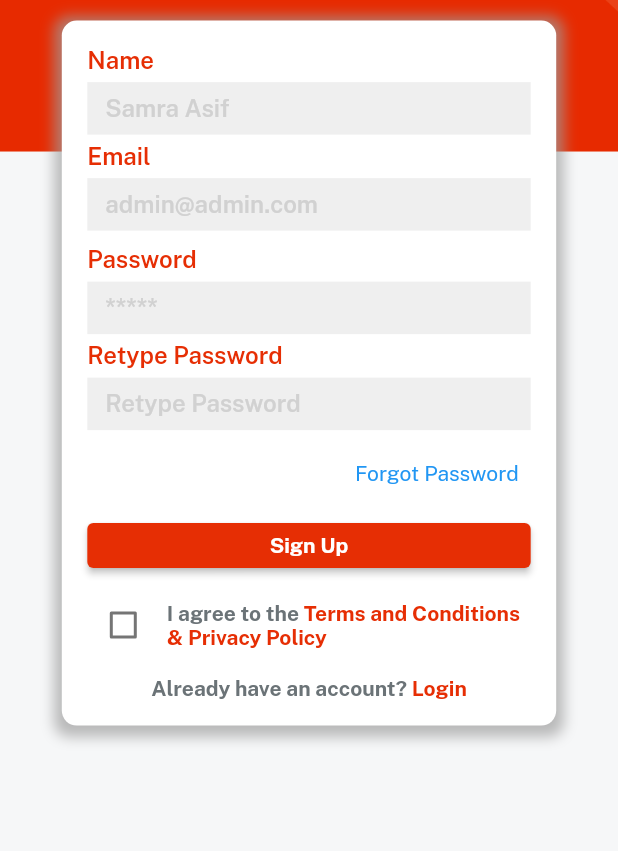
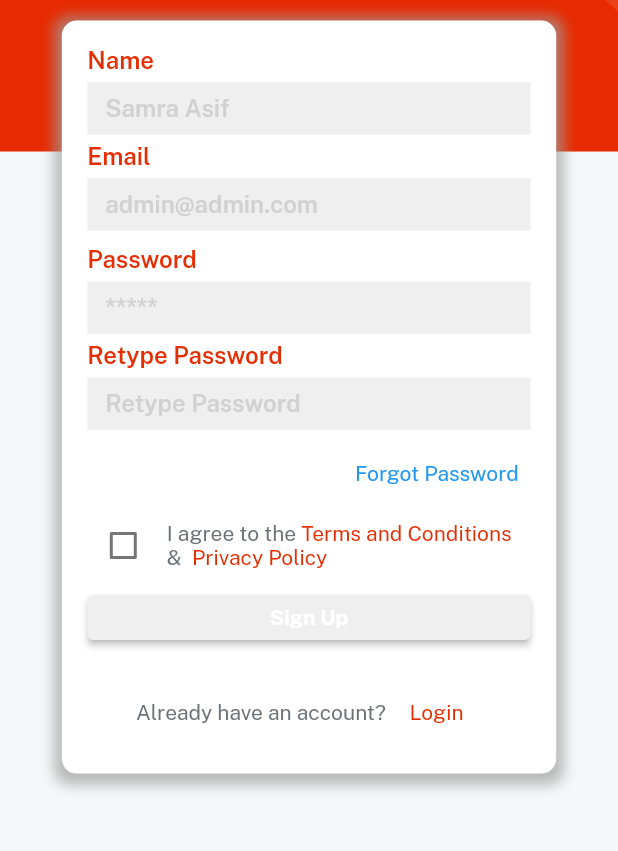
Before and after one commit to samraasif834/Eccommerce_App_With_Getx-Firebase, a Flutter app: the SignupScreen screen opened directly, on a phone screen of 412 x 824 dp, the part 280-1131 px from its top. Run offline on Flutter 3.47's test engine with Material 2 defaults, Android fonts, the phone set to English and light mode, and no system bars; our stand-ins replace get.

Commit message:
signupscreen update

```diff
--- a/lib/views/auth_screen/signup_screen.dart
+++ b/lib/views/auth_screen/signup_screen.dart
@@ -15,6 +15,8 @@ class SignupScreen extends StatefulWidget {
 }
 
 class _SignupScreenState extends State<SignupScreen> {
+  bool isfalse = false;
+
   @override
   Widget build(BuildContext context) {
     var height = MediaQuery.of(context).size.height;
@@ -28,7 +30,6 @@ class _SignupScreenState extends State<SignupScreen> {
           SizedBox(height: height * 0.1),
           applogo_widget(),
           const SizedBox(height: 10),
-
           const SizedBox(height: 15),
           Container(
             width: width * 0.4,
@@ -64,7 +65,8 @@ class _SignupScreenState extends State<SignupScreen> {
                     height: 5,
                   ),
                   customTextField(title: password, hintText: passwordHint),
-                    customTextField(title: retypePassowrd, hintText: retypePassowrd),
+                  customTextField(
+                      title: retypePassowrd, hintText: retypePassowrd),
                   Align(
                       alignment: Alignment.centerRight,
                       child: TextButton(
@@ -72,70 +74,113 @@ class _SignupScreenState extends State<SignupScreen> {
                           child: const Text(
                             forgotPassword,
                           ))),
+                  Row(
+                    children: [
+                      Checkbox(
+                          activeColor: Colors.red,
+                          checkColor: whiteColor,
+                          value: isfalse,
+                          onChanged: (newValue) {
+                            setState(() {
+                              isfalse = newValue!;
+                            });
+                          }),
+                      const SizedBox(
+                        width: 5,
+                      ),
+                      Expanded(
+                        child: RichText(
+                          text: const TextSpan(children: [
+                            TextSpan(
+                                text: "I agree to the ",
+                                style: TextStyle(
+                                    color: fontGrey, fontFamily: regular)),
+                            TextSpan(
+                                text: termsAndConditions,
+                                style: TextStyle(
+                                    color: redColor, fontFamily: regular)),
+                            TextSpan(
+                                text: " &  ",
+                                style: TextStyle(
+                                    color: fontGrey, fontFamily: regular)),
+                            TextSpan(
+                                text: "$privacyPolicy",
+                                style: TextStyle(
+                                    color: redColor, fontFamily: regular)),
+                          ]),
+                        ),
+                      )
+                    ],
+                  ),
                   ourButton(
                       name: signup,
                       onPressed: () {},
-                      color: redColor,
+                      color: isfalse ? redColor : lightGrey,
                       textcolor: whiteColor),
                   const SizedBox(
                     height: 5,
                   ),
 
+                  // Row(
+                  //   children: [
+                  //    Checkbox(
+                  //     checkColor: redColor,
+                  //     value: isfalse, onChanged: (newValue){
+                  //       setState(() {
+                  //           isfalse = newValue!;
+                  //       });
+
+                  //     }),
+                  //     const SizedBox(width: 5,),
+                  //      Expanded(
+                  //        child: RichText(
+                  //             text: const TextSpan(children: [
+                  //           TextSpan(
+                  //               text: "I agree to the ",
+                  //               style:
+                  //                   TextStyle(color: fontGrey, fontFamily: regular)),
+                  //           TextSpan(
+                  //               text: termsAndConditions,
+                  //               style:
+                  //                   TextStyle(color: redColor, fontFamily: regular)),
+                  //                    TextSpan(
+                  //                 text: " &  ",
+                  //                 style: TextStyle(
+                  //                     color: fontGrey, fontFamily: regular)),
+                  //         TextSpan(
+                  //                 text: "$privacyPolicy",
+                  //                 style: TextStyle(
+                  //                     color: redColor, fontFamily: regular)),
+                  //         ]),
+
+                  //         ),
+                  //      )
+                  //   ],
+                  // ),
+
+                  const SizedBox(
+                    height: 10,
+                  ),
                   Row(
+                    mainAxisAlignment: MainAxisAlignment.center,
                     children: [
-                   Checkbox(
-                    checkColor: redColor,
-                    value: false, onChanged: (newValue){}),
-                    SizedBox(width: 5,),
-                     Expanded(
-                       child: RichText(
-                            text: TextSpan(children: [
-                          TextSpan(
-                              text: "I agree to the ",
-                              style:
-                                  TextStyle(color: fontGrey, fontFamily: bold)),
-                          TextSpan(
-                              text: termsAndConditions,
-                              style:
-                                  TextStyle(color: redColor, fontFamily: bold)),
-                        TextSpan(
-                                text: " & $privacyPolicy",
+                     Text(
+                       alreadyHaveAnAccount,
+                        style: TextStyle(color: fontGrey,),
+                      ),
+                      TextButton(
+                          onPressed: () {
+                            Get.back();
+                          },
+                          child: const Text(
+                            login,
                             style: TextStyle(
-                                    color: redColor, fontFamily: bold)),
-                        ]),
-
-                        ),
-                     )
+                                color: redColor,),
+                          ))
                     ],
                   ),
 
-                SizedBox(height: 10,),
-                GestureDetector(
-                  onTap: (){
-                    Get.back();
-                  },
-                  child: RichText(text: TextSpan(
-                    children: [
-                      TextSpan(
-                        text: alreadyHaveAnAccount,
-
-                        style: TextStyle(fontFamily: bold,
-                            color: fontGrey,
-                          )
-                      ),
-                       TextSpan(
-                          text: login,
-                          style: TextStyle(
-                            fontFamily: bold,
-                            color: redColor,
-                          ))
-                    ]
-                  )),
-                )
-
                   // SizedBox(width: 10,),
-
-
                 ],
               ),
             ),
--- a/lib/widgets_common/our_button.dart
+++ b/lib/widgets_common/our_button.dart
@@ -1,6 +1,6 @@
 import 'package:ecommerceappfirebase/constants/consts.dart';
 
-Widget ourButton({String? name, VoidCallback? onPressed,color ,textcolor}) {
+Widget ourButton({String? name, VoidCallback? onPressed,Color? color ,textcolor}) {
   return ElevatedButton(
     style: ButtonStyle(
      minimumSize: MaterialStateProperty.all(Size(300, 30)),
```
Lines whose indentation alone changed are shown as unchanged.
